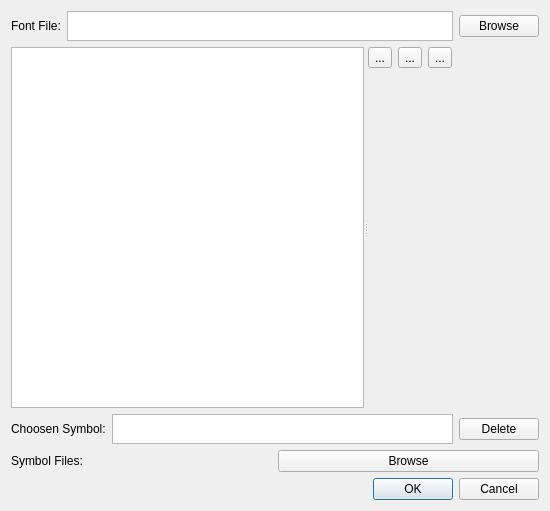
First picture: the form in fontdialog.ui, repository aizenbit/Scribbler, before the edit.
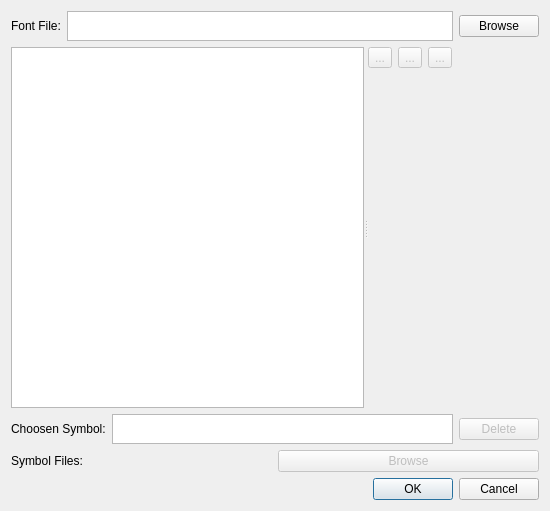
Second picture: the form after the edit. Custom widgets are drawn as their Qt base class.

Commit message: added tooltips for draw buttons; code refactoring

Diff of the .ui file:
```diff
--- a/fontdialog.ui
+++ b/fontdialog.ui
@@ -99,6 +99,9 @@
         <layout class="QHBoxLayout" name="horizontalLayout_4">
          <item>
           <widget class="QToolButton" name="drawInPointButton">
+           <property name="enabled">
+            <bool>false</bool>
+           </property>
            <property name="text">
             <string>...</string>
            </property>
@@ -106,6 +109,9 @@
          </item>
          <item>
           <widget class="QToolButton" name="drawOutPointButton">
+           <property name="enabled">
+            <bool>false</bool>
+           </property>
            <property name="text">
             <string>...</string>
            </property>
@@ -113,6 +119,9 @@
          </item>
          <item>
           <widget class="QToolButton" name="drawLimitsButton">
+           <property name="enabled">
+            <bool>false</bool>
+           </property>
            <property name="text">
             <string>...</string>
            </property>
@@ -174,6 +183,9 @@
      </item>
      <item>
       <widget class="QPushButton" name="deleteSymbolButton">
+       <property name="enabled">
+        <bool>false</bool>
+       </property>
        <property name="text">
         <string>Delete</string>
        </property>
@@ -192,6 +204,9 @@
      </item>
      <item>
       <widget class="QPushButton" name="SymbolFilesPushButton">
+       <property name="enabled">
+        <bool>false</bool>
+       </property>
        <property name="text">
         <string>Browse</string>
        </property>
```
The commit also changes 2 other files.
